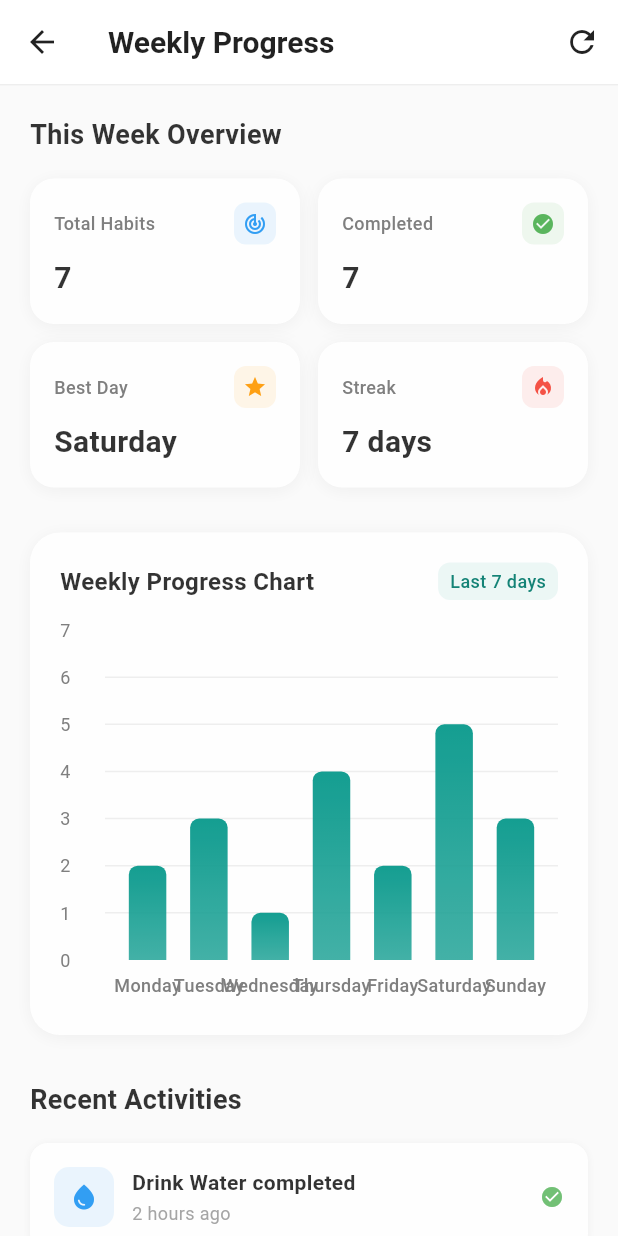
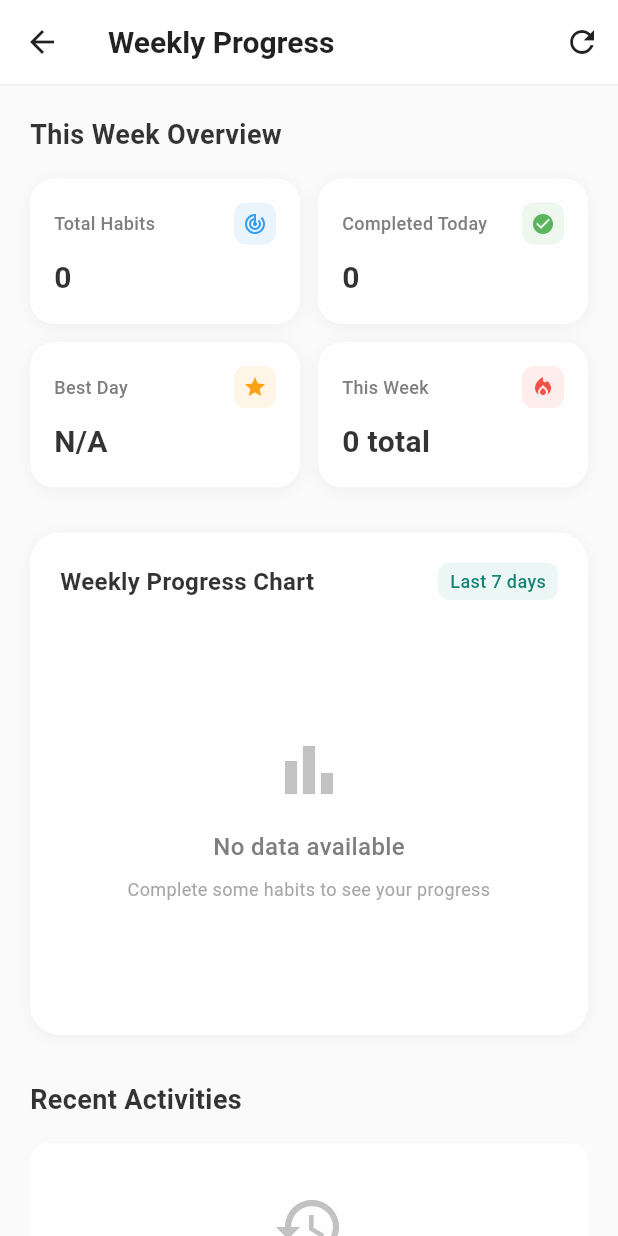
Before and after one commit to JohnObama24/Habitsez, a Flutter app: the ProgressPage screen opened directly, on a phone screen of 412 x 824 dp. Run offline on Flutter 3.47's test engine with Material 3 defaults, Android fonts, the light colour scheme and no system bars; drawn by our look-alikes of fl_chart; our stand-ins replace flutter_local_notifications, hive, hive_flutter, shimmer, timezone; accounts and stored records are empty.

Commit message:
feat: dynamic chart(maybe) xd

```diff
--- a/lib/main.dart
+++ b/lib/main.dart
@@ -11,9 +11,11 @@ Future<void> main() async {
   WidgetsFlutterBinding.ensureInitialized();
   await Hive.initFlutter();
   Hive.registerAdapter(HabitAdapter());
+  // await Hive.openBox<Habit>('habits');
   await Hive.openBox<Habit>('habits');
-  await NotificationService().init();
-  await NotificationService().scheduleDaily8pmReminder();
+
+  // await NotificationService().init();
+  // await NotificationService().scheduleDaily8pmReminder();
 
   runApp(
     ChangeNotifierProvider(
--- a/lib/models/habit.dart
+++ b/lib/models/habit.dart
@@ -10,5 +10,12 @@ class Habit extends HiveObject {
   @HiveField(1)
   bool isCompleted;
 
-  Habit({required this.name, this.isCompleted = false});
+  @HiveField(2)
+  List<DateTime> completionDates;
+
+  Habit({
+    required this.name,
+    this.isCompleted = false,
+    List<DateTime>? completionDates,
+  }) : completionDates = completionDates ?? [];
 }
--- a/lib/providers/habit_provider.dart
+++ b/lib/providers/habit_provider.dart
@@ -16,18 +16,66 @@ class HabitProvider extends ChangeNotifier {
 
   void toogleHabit(Habit habit) {
     habit.isCompleted = !habit.isCompleted;
+
+    final today = DateTime.now();
+
+    if (habit.isCompleted) {
+      habit.completionDates.add(today);
+    } else {
+      habit.completionDates.removeWhere((date) =>
+          date.year == today.year &&
+          date.month == today.month &&
+          date.day == today.day);
+    }
+
     notifyListeners();
   }
 
   Map<String, double> get weeklySummary {
-    return {
-      'Monday': 2,
-      'Tuesday': 3,
-      'Wednesday': 1,
-      'Thursday': 4,
-      'Friday': 2,
-      'Saturday': 5,
-      'Sunday': 3,
+    final Map<String, double> summary = {
+      'Monday': 0,
+      'Tuesday': 0,
+      'Wednesday': 0,
+      'Thursday': 0,
+      'Friday': 0,
+      'Saturday': 0,
+      'Sunday': 0,
     };
+
+    final now = DateTime.now();
+    final startOfWeek = now.subtract(Duration(days: now.weekday - 1));
+
+    for (var habit in _habits) {
+      for (var date in habit.completionDates) {
+        if (date.isAfter(startOfWeek.subtract(const Duration(days: 1))) &&
+            date.isBefore(now.add(const Duration(days: 1)))) {
+          final weekday = _weekdayToString(date.weekday);
+          summary[weekday] = (summary[weekday] ?? 0) + 1;
+        }
+      }
+    }
+
+    return summary;
+  }
+
+  String _weekdayToString(int weekday) {
+    switch (weekday) {
+      case DateTime.monday:
+        return 'Monday';
+      case DateTime.tuesday:
+        return 'Tuesday';
+      case DateTime.wednesday:
+        return 'Wednesday';
+      case DateTime.thursday:
+        return 'Thursday';
+      case DateTime.friday:
+        return 'Friday';
+      case DateTime.saturday:
+        return 'Saturday';
+      case DateTime.sunday:
+        return 'Sunday';
+      default:
+        return '';
+    }
   }
 }
--- a/lib/screens/home_page.dart
+++ b/lib/screens/home_page.dart
@@ -200,7 +200,30 @@ class HomePage extends StatelessWidget {
           ),
         ),
         onTap: () {
+          final today = DateTime.now();
+
           habit.isCompleted = !habit.isCompleted;
+
+          if (habit.isCompleted) {
+            if (!habit.completionDates.any(
+              (d) =>
+                  d.year == today.year &&
+                  d.month == today.month &&
+                  d.day == today.day,
+            )) {
+              print('✅ Completed Dates: ${habit.completionDates}');
+
+              habit.completionDates.add(today);
+            }
+          } else {
+            habit.completionDates.removeWhere(
+              (d) =>
+                  d.year == today.year &&
+                  d.month == today.month &&
+                  d.day == today.day,
+            );
+          }
+
           habit.save();
         },
       ),
--- a/lib/screens/progress_page.dart
+++ b/lib/screens/progress_page.dart
@@ -1,8 +1,8 @@
 import 'package:fl_chart/fl_chart.dart';
 import 'package:flutter/material.dart';
-import 'package:provider/provider.dart';
+import 'package:hive_flutter/hive_flutter.dart';
 import 'package:shimmer/shimmer.dart';
-import 'package:habitsez/providers/habit_provider.dart';
+import '../models/habit.dart';
 
 class ProgressPage extends StatefulWidget {
   const ProgressPage({super.key});
@@ -48,6 +48,73 @@ class _ProgressPageState extends State<ProgressPage>
     }
   }
 
+  // Fungsi untuk menghitung weekly summary dari data Hive
+  Map<String, double> _calculateWeeklySummary() {
+    final Map<String, double> summary = {
+      'Mon': 0,
+      'Tue': 0,
+      'Wed': 0,
+      'Thu': 0,
+      'Fri': 0,
+      'Sat': 0,
+      'Sun': 0,
+    };
+
+    final box = Hive.box<Habit>('habits');
+    final habits = box.values.toList();
+
+    final now = DateTime.now();
+    final today = DateTime(now.year, now.month, now.day);
+
+    // Hitung untuk 7 hari terakhir
+    for (int i = 6; i >= 0; i--) {
+      final date = today.subtract(Duration(days: i));
+      final dayKey = _getDayAbbreviation(date.weekday);
+
+      int completedCount = 0;
+      for (var habit in habits) {
+        // Cek apakah habit diselesaikan pada tanggal tersebut
+        bool completedOnDate = habit.completionDates.any((completionDate) {
+          final completionDay = DateTime(
+            completionDate.year,
+            completionDate.month,
+            completionDate.day,
+          );
+          return completionDay.isAtSameMomentAs(date);
+        });
+
+        if (completedOnDate) {
+          completedCount++;
+        }
+      }
+
+      summary[dayKey] = completedCount.toDouble();
+    }
+
+    return summary;
+  }
+
+  String _getDayAbbreviation(int weekday) {
+    switch (weekday) {
+      case DateTime.monday:
+        return 'Mon';
+      case DateTime.tuesday:
+        return 'Tue';
+      case DateTime.wednesday:
+        return 'Wed';
+      case DateTime.thursday:
+        return 'Thu';
+      case DateTime.friday:
+        return 'Fri';
+      case DateTime.saturday:
+        return 'Sat';
+      case DateTime.sunday:
+        return 'Sun';
+      default:
+        return '';
+    }
+  }
+
   @override
   Widget build(BuildContext context) {
     return Scaffold(
@@ -78,7 +145,12 @@ class _ProgressPageState extends State<ProgressPage>
           ),
         ],
       ),
-      body: _isLoading ? _buildSkeleton() : _buildContent(),
+      body: ValueListenableBuilder<Box<Habit>>(
+        valueListenable: Hive.box<Habit>('habits').listenable(),
+        builder: (context, box, _) {
+          return _isLoading ? _buildSkeleton() : _buildContent();
+        },
+      ),
     );
   }
 
@@ -230,8 +302,9 @@ class _ProgressPageState extends State<ProgressPage>
   }
 
   Widget _buildContent() {
-    final habitProvider = Provider.of<HabitProvider>(context);
-    final weeklySummary = habitProvider.weeklySummary;
+    final weeklySummary = _calculateWeeklySummary();
+    final box = Hive.box<Habit>('habits');
+    final habits = box.values.toList();
 
     return FadeTransition(
       opacity: _fadeAnimation,
@@ -265,7 +338,7 @@ class _ProgressPageState extends State<ProgressPage>
                   Expanded(
                     child: _buildStatCard(
                       'Total Habits',
-                      '${weeklySummary.length}',
+                      '${habits.length}',
                       Icons.track_changes,
                       Colors.blue,
                     ),
@@ -273,8 +346,8 @@ class _ProgressPageState extends State<ProgressPage>
                   const SizedBox(width: 12),
                   Expanded(
                     child: _buildStatCard(
-                      'Completed',
-                      '${weeklySummary.values.where((v) => v > 0).length}',
+                      'Completed Today',
+                      '${habits.where((h) => h.isCompleted).length}',
                       Icons.check_circle,
                       Colors.green,
                     ),
@@ -295,8 +368,8 @@ class _ProgressPageState extends State<ProgressPage>
                   const SizedBox(width: 12),
                   Expanded(
                     child: _buildStatCard(
-                      'Streak',
-                      '${_calculateStreak(weeklySummary)} days',
+                      'This Week',
+                      '${weeklySummary.values.reduce((a, b) => a + b).toInt()} total',
                       Icons.local_fire_department,
                       Colors.red,
                     ),
@@ -357,7 +430,8 @@ class _ProgressPageState extends State<ProgressPage>
                     const SizedBox(height: 20),
                     SizedBox(
                       height: 250,
-                      child: weeklySummary.isEmpty
+                      child: weeklySummary.isEmpty ||
+                             weeklySummary.values.every((v) => v == 0)
                           ? _buildEmptyChart()
                           : BarChart(
                               BarChartData(
@@ -488,7 +562,7 @@ class _ProgressPageState extends State<ProgressPage>
                 ),
               ),
               const SizedBox(height: 16),
-              _buildRecentActivities(),
+              _buildRecentActivities(habits),
             ],
           ),
         ),
@@ -579,28 +653,73 @@ class _ProgressPageState extends State<ProgressPage>
     );
   }
 
-  Widget _buildRecentActivities() {
-    // Mock recent activities data
-    final activities = [
-      {
-        'title': 'Drink Water completed',
-        'time': '2 hours ago',
-        'icon': Icons.water_drop,
-        'color': Colors.blue,
-      },
-      {
-        'title': 'Morning Exercise completed',
-        'time': '5 hours ago',
-        'icon': Icons.fitness_center,
-        'color': Colors.green,
-      },
-      {
-        'title': 'Read Books completed',
-        'time': '1 day ago',
-        'icon': Icons.book,
-        'color': Colors.orange,
-      },
-    ];
+  Widget _buildRecentActivities(List<Habit> habits) {
+    // Generate recent activities from actual habit data
+    List<Map<String, dynamic>> activities = [];
+
+    for (var habit in habits) {
+      if (habit.completionDates.isNotEmpty) {
+        // Sort completion dates and get the most recent ones
+        var sortedDates = habit.completionDates.toList()
+          ..sort((a, b) => b.compareTo(a));
+
+        for (int i = 0; i < sortedDates.length && i < 2; i++) {
+          final date = sortedDates[i];
+          final now = DateTime.now();
+          final difference = now.difference(date);
+
+          String timeAgo;
+          if (difference.inDays > 0) {
+            timeAgo = '${difference.inDays} day${difference.inDays > 1 ? 's' : ''} ago';
+          } else if (difference.inHours > 0) {
+            timeAgo = '${difference.inHours} hour${difference.inHours > 1 ? 's' : ''} ago';
+          } else {
+            timeAgo = 'Just now';
+          }
+
+          activities.add({
+            'title': '${habit.name} completed',
+            'time': timeAgo,
+            'icon': Icons.check_circle,
+            'color': Colors.green,
+          });
+        }
+      }
+    }
+
+    // Sort by most recent and take top 3
+    if (activities.isEmpty) {
+      return Container(
+        padding: const EdgeInsets.all(32),
+        decoration: BoxDecoration(
+          color: Colors.white,
+          borderRadius: BorderRadius.circular(12),
+        ),
+        child: Center(
+          child: Column(
+            children: [
+              Icon(Icons.history, size: 48, color: Colors.grey[400]),
+              const SizedBox(height: 16),
+              Text(
+                'No recent activities',
+                style: TextStyle(
+                  fontSize: 16,
+                  color: Colors.grey[600],
+                  fontWeight: FontWeight.w500,
+                ),
+              ),
+              Text(
+                'Complete some habits to see activities here',
+                style: TextStyle(fontSize: 12, color: Colors.grey[500]),
+                textAlign: TextAlign.center,
+              ),
+            ],
+          ),
+        ),
+      );
+    }
+
+    activities = activities.take(3).toList();
 
     return Column(
       children: activities.map((activity) {
@@ -664,29 +783,16 @@ class _ProgressPageState extends State<ProgressPage>
   }
 
   String _getBestDay(Map<String, double> summary) {
-    if (summary.isEmpty) return 'N/A';
+    if (summary.isEmpty || summary.values.every((v) => v == 0)) return 'N/A';
 
     var maxEntry = summary.entries.reduce((a, b) => a.value > b.value ? a : b);
     return maxEntry.key;
   }
 
-  int _calculateStreak(Map<String, double> summary) {
-    // Simple streak calculation - count consecutive days with > 0 habits
-    int streak = 0;
-    for (var value in summary.values.toList().reversed) {
-      if (value > 0) {
-        streak++;
-      } else {
-        break;
-      }
-    }
-    return streak;
-  }
-
   double _getMaxY(Map<String, double> summary) {
-    if (summary.isEmpty) return 10;
+    if (summary.isEmpty || summary.values.every((v) => v == 0)) return 5;
 
     double maxValue = summary.values.reduce((a, b) => a > b ? a : b).toDouble();
-    return (maxValue + 2).ceilToDouble(); // Add some padding
+    return (maxValue + 1).ceilToDouble(); // Add some padding
   }
 }
```
Also changed, not shown: lib/models/habit.g.dart, 2 other files.
